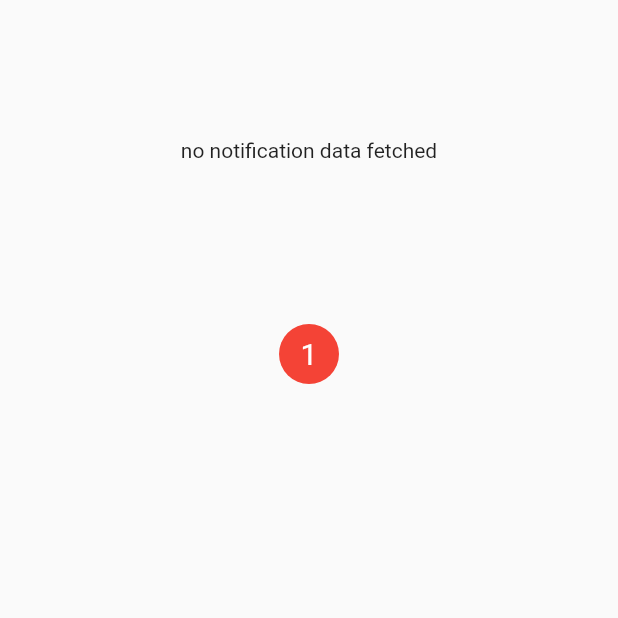
After one commit to Krishnacodezee/agorademo, a Flutter app: the MyHomePage screen opened directly, after a tap on "Notification Page", on a phone screen of 412 x 824 dp, the top half of it. The commit adds this screen. Run offline on Flutter 3.47's test engine with Material 2 defaults, Android fonts, the phone set to English and light mode, and no system bars; our stand-ins replace easy_localization, firebase_core, firebase_messaging, flutter_rating_bar, overlay_support, permission_handler and 2 more; missing offline and left inert: agora_rtc_engine; accounts and stored records are empty.

Commit message:
agoravideocall by git

```diff
--- /dev/null
+++ b/agoraVideo/lib/fcm_notification.dart
@@ -0,0 +1,234 @@
+// ignore_for_file: avoid_print
+
+import 'dart:io';
+import 'package:firebase_core/firebase_core.dart';
+import 'package:firebase_messaging/firebase_messaging.dart';
+import 'package:flutter/material.dart';
+import 'package:overlay_support/overlay_support.dart';
+
+class FcmNotification extends StatefulWidget {
+  const FcmNotification({Key? key}) : super(key: key);
+
+  @override
+  State<FcmNotification> createState() => _FcmNotificationState();
+}
+
+// todo: android side notification working
+class PushNotification {
+  PushNotification({
+    this.title,
+    this.body,
+    this.dataTitle,
+    this.dataBody,
+  });
+
+  String? title;
+  String? body;
+  String? dataTitle;
+  String? dataBody;
+}
+
+Future _firebaseMessagingBackgroundHandler(RemoteMessage message) async {
+  print("Handling a background message: ${message.messageId}");
+}
+
+class _FcmNotificationState extends State<FcmNotification> {
+  late int _totalNotifications = 1;
+
+  FirebaseMessaging _messaging = FirebaseMessaging.instance;
+  // FirebaseMessaging _firebaseMessaging = FirebaseMessaging();
+  PushNotification? _notificationInfo;
+  @override
+  void initState() {
+    // _totalNotifications = 0;
+    // registerNotification();
+    // FirebaseMessaging.onMessageOpenedApp.listen((RemoteMessage message) {
+    //   PushNotification notification = PushNotification(
+    //     title: message.notification?.title,
+    //     body: message.notification?.body,
+    //   );
+    //   setState(() {
+    //     _notificationInfo = notification;
+    //     _totalNotifications++;
+    //   });
+    // });
+    firebaseCloudMessaging_Listeners();
+    super.initState();
+  }
+
+  void firebaseCloudMessaging_Listeners() async {
+    // if (Platform.isIOS) iOS_Permission();
+    print('object');
+    print(await FirebaseMessaging.instance.getToken().toString());
+    _messaging.getToken().then((token) {
+      print('---------->$token');
+    });
+
+    // _firebaseMessaging.configure(
+    //   onMessage: (Map<String, dynamic> message) async {
+    //     print('on message $message');
+    //   },
+    //   onResume: (Map<String, dynamic> message) async {
+    //     print('on resume $message');
+    //   },
+    //   onLaunch: (Map<String, dynamic> message) async {
+    //     print('on launch $message');
+    //   },
+    // );
+  }
+
+// void iOS_Permission() {
+//   _firebaseMessaging.requestNotificationPermissions(
+//       IosNotificationSettings(sound: true, badge: true, alert: true)
+//   );
+//   _firebaseMessaging.onIosSettingsRegistered
+//       .listen((IosNotificationSettings settings)
+//   {
+//     print("Settings registered: $settings");
+//   });
+// }
+  void registerNotification() async {
+    // 1. Initialize the Firebase app
+    await Firebase.initializeApp();
+
+    // 2. Instantiate Firebase Messaging
+    _messaging = FirebaseMessaging.instance;
+
+    FirebaseMessaging.onBackgroundMessage(_firebaseMessagingBackgroundHandler);
+
+    // 3. On iOS, this helps to take the user permissions
+    NotificationSettings settings = await _messaging.requestPermission(
+      alert: true,
+      badge: true,
+      provisional: false,
+      sound: true,
+    );
+    FirebaseMessaging.onBackgroundMessage(_firebaseMessagingBackgroundHandler);
+
+    if (settings.authorizationStatus == AuthorizationStatus.authorized) {
+      print('User granted permission');
+
+      // For handling the received notifications
+      FirebaseMessaging.onMessage.listen((RemoteMessage message) {
+        checkForInitialMessage() async {
+          await Firebase.initializeApp();
+          RemoteMessage? initialMessage =
+              await FirebaseMessaging.instance.getInitialMessage();
+
+          if (initialMessage != null) {
+            PushNotification notification = PushNotification(
+              title: message.notification?.title,
+              body: message.notification?.body,
+              dataTitle: message.data['title'],
+              dataBody: message.data['body'],
+            );
+
+            setState(() {
+              _notificationInfo = notification;
+              _totalNotifications++;
+            });
+          }
+        }
+
+        // Parse the message received
+        if (_notificationInfo != null) {
+          // For displaying the notification as an overlay
+          showSimpleNotification(
+            Text(_notificationInfo!.title!),
+            leading: NotificationBadge(totalNotifications: _totalNotifications),
+            subtitle: Text(_notificationInfo!.body!),
+            background: Colors.cyan.shade700,
+            duration: const Duration(seconds: 2),
+          );
+          PushNotification notification = PushNotification(
+            title: message.notification?.title,
+            body: message.notification?.body,
+          );
+
+          setState(() {
+            _notificationInfo = notification;
+            _totalNotifications++;
+          });
+        }
+      });
+    } else {
+      print('User declined or has not accepted permission');
+    }
+  }
+
+  @override
+  Widget build(BuildContext context) {
+    return Scaffold(
+      body: Column(
+        children: [
+          _notificationInfo != null
+              ? Column(
+                  crossAxisAlignment: CrossAxisAlignment.start,
+                  children: [
+                    Text(
+                      'TITLE: ${_notificationInfo!.dataTitle ?? _notificationInfo!.title}',
+                      // ...
+                    ),
+                    Text(
+                      'BODY: ${_notificationInfo!.dataBody ?? _notificationInfo!.body}',
+                      // ...
+                    ),
+                    Text(
+                      'TITLE: ${_notificationInfo!.title}',
+                      style: const TextStyle(
+                        fontWeight: FontWeight.bold,
+                        fontSize: 16.0,
+                      ),
+                    ),
+                    const SizedBox(height: 8.0),
+                    Text(
+                      'BODY: ${_notificationInfo!.body}',
+                      style: const TextStyle(
+                        fontWeight: FontWeight.bold,
+                        fontSize: 16.0,
+                      ),
+                    ),
+                  ],
+                )
+              : const SizedBox(
+                  height: 200,
+                  child: Center(
+                    child: Text('no notification data fetched'),
+                  ),
+                ),
+          const SizedBox(height: 16.0),
+          NotificationBadge(totalNotifications: _totalNotifications),
+          const SizedBox(height: 16.0),
+        ],
+      ),
+    );
+  }
+}
+
+class NotificationBadge extends StatelessWidget {
+  final int totalNotifications;
+
+  // ignore: use_key_in_widget_constructors
+  const NotificationBadge({required this.totalNotifications});
+
+  @override
+  Widget build(BuildContext context) {
+    return Container(
+      width: 40.0,
+      height: 40.0,
+      decoration: const BoxDecoration(
+        color: Colors.red,
+        shape: BoxShape.circle,
+      ),
+      child: Center(
+        child: Padding(
+          padding: const EdgeInsets.all(8.0),
+          child: Text(
+            '$totalNotifications',
+            style: const TextStyle(color: Colors.white, fontSize: 20),
+          ),
+        ),
+      ),
+    );
+  }
+}
--- /dev/null
+++ b/agoraVideo/lib/main.dart
@@ -0,0 +1,58 @@
+import 'package:firebase_core/firebase_core.dart';
+import 'package:flutter/material.dart';
+import 'package:agoravideo/fcm_notification.dart';
+
+void main() async {
+  WidgetsFlutterBinding.ensureInitialized();
+  await Firebase.initializeApp();
+  runApp(const MyApp());
+}
+
+class MyApp extends StatelessWidget {
+  const MyApp({Key? key}) : super(key: key);
+
+  @override
+  Widget build(BuildContext context) {
+    return MaterialApp(
+      title: 'Flutter Demo',
+      theme: ThemeData(
+        primarySwatch: Colors.blue,
+      ),
+      home: const MyHomePage(title: 'Flutter Demo '),
+    );
+  }
+}
+
+class MyHomePage extends StatefulWidget {
+  const MyHomePage({Key? key, required this.title}) : super(key: key);
+
+  final String title;
+
+  @override
+  State<MyHomePage> createState() => _MyHomePageState();
+}
+
+class _MyHomePageState extends State<MyHomePage> {
+  @override
+  Widget build(BuildContext context) {
+    return Scaffold(
+      appBar: AppBar(
+        title: Text(widget.title),
+      ),
+      body: Center(
+        child: Column(
+          mainAxisAlignment: MainAxisAlignment.center,
+          children: <Widget>[
+            TextButton(
+                onPressed: () {
+                  Navigator.push(context, MaterialPageRoute(builder: (context) {
+                    return const FcmNotification();
+                  }));
+                },
+                child: const Text('Notification Page'))
+          ],
+        ),
+      ),
+    );
+  }
+}
--- a/agorademo/lib/main.dart
+++ b/agorademo/lib/main.dart
@@ -156,9 +156,9 @@ class _MyAppState extends State<MyApp> {
       title: 'Agora Audio quickstart',
       home: Scaffold(
         appBar: AppBar(
-          title: Text('Agora Audio quickstart'),
+          title: const Text('Agora Audio quickstart'),
         ),
-        body: Center(
+        body: const Center(
           child: Text('Please chat!'),
         ),
       ),
```
Also changed, not shown: agoraVideo/analysis_options.yaml (added, +29 -0 lines), agoraVideo/pubspec.yaml (added, +92 -0 lines), agoraVideo/pubspec.lock (added), 68 other files.
